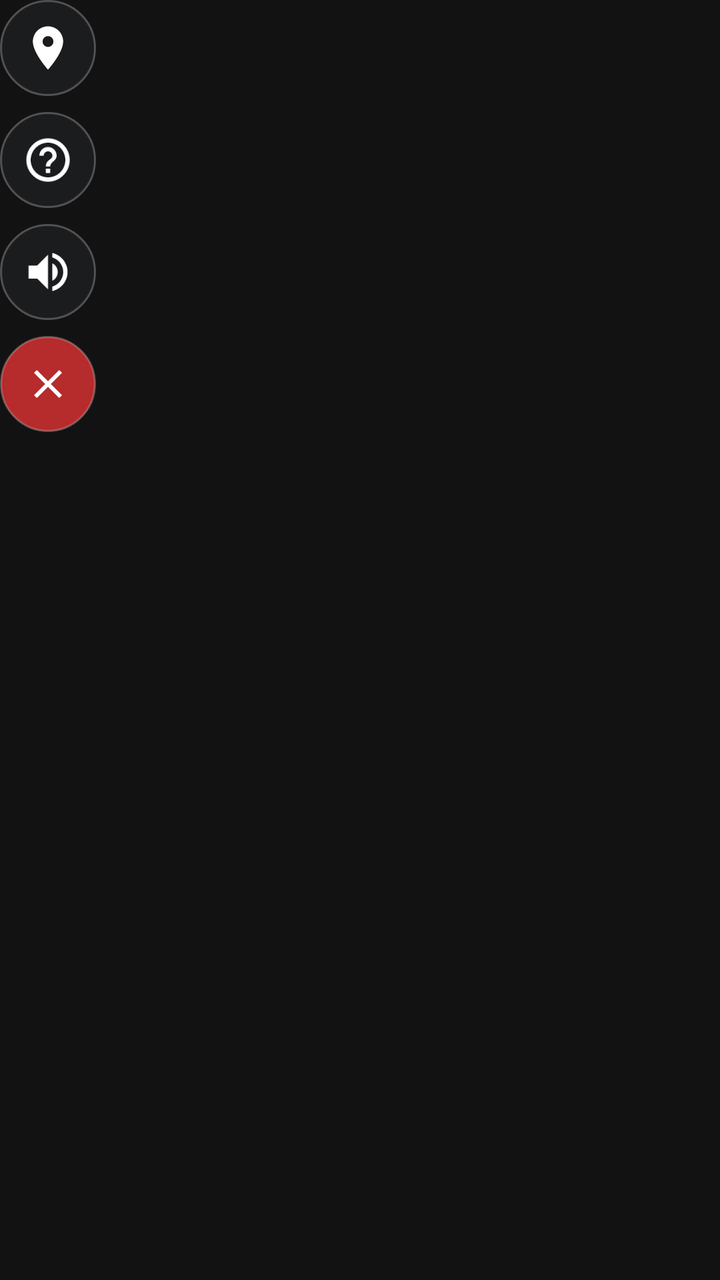
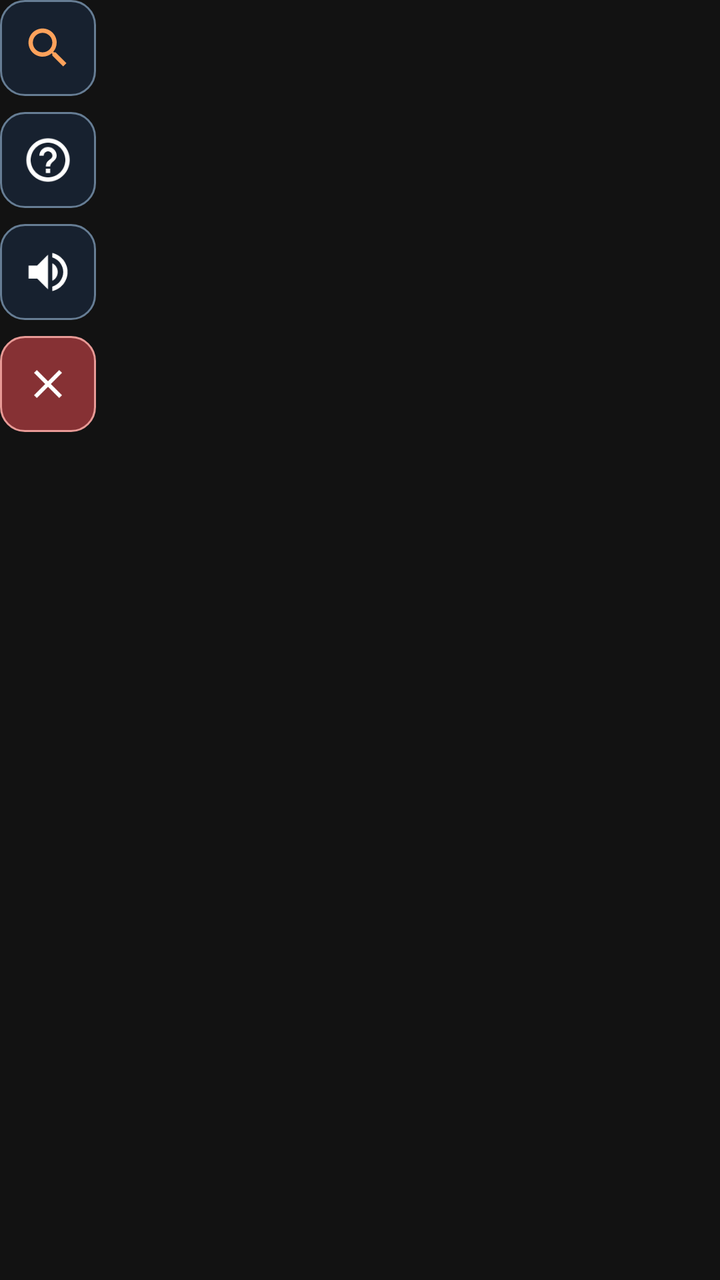

Screens rendered from an Android XML layout before and after an edit, with the pre-edit source and the edit as a unified diff.
<!-- AndroidManifest.xml: application theme Theme.NavDashN -->
<!-- res/layout/guidance_controls.xml -->
<?xml version="1.0" encoding="utf-8"?>
<LinearLayout xmlns:android="http://schemas.android.com/apk/res/android"
    android:layout_width="wrap_content"
    android:layout_height="wrap_content"
    android:orientation="vertical">

    <ImageButton
        android:id="@+id/guidanceBackButton"
        android:layout_width="@dimen/guidance_icon_size"
        android:layout_height="@dimen/guidance_icon_size"
        android:background="@drawable/guidance_icon_bg"
        android:contentDescription="@string/back_to_search"
        android:padding="11dp"
        android:scaleType="fitCenter"
        android:src="@drawable/ic_place" />

    
    <ImageButton
        android:id="@+id/guidanceHelpButton"
        android:layout_width="@dimen/guidance_icon_size"
        android:layout_height="@dimen/guidance_icon_size"
        android:layout_marginTop="8dp"
        android:background="@drawable/guidance_icon_bg"
        android:contentDescription="@string/help_short"
        android:padding="11dp"
        android:scaleType="fitCenter"
        android:src="@drawable/ic_help" />

    
    <ImageButton
        android:id="@+id/guidanceVoiceButton"
        android:layout_width="@dimen/guidance_icon_size"
        android:layout_height="@dimen/guidance_icon_size"
        android:layout_marginTop="8dp"
        android:background="@drawable/guidance_icon_bg"
        android:contentDescription="@string/voice_on"
        android:padding="11dp"
        android:scaleType="fitCenter"
        android:src="@drawable/ic_volume_up" />

    <ImageButton
        android:id="@+id/guidanceStopButton"
        android:layout_width="@dimen/guidance_icon_size"
        android:layout_height="@dimen/guidance_icon_size"
        android:layout_marginTop="8dp"
        android:background="@drawable/guidance_icon_bg_stop"
        android:contentDescription="@string/stop_nav"
        android:padding="12dp"
        android:scaleType="fitCenter"
        android:src="@drawable/ic_close" />
</LinearLayout>
<!-- resources referenced by this layout -->
<resources>
  <dimen name="guidance_icon_size">48dp</dimen>
  <!-- drawable guidance_icon_bg (drawable) -->
  <?xml version="1.0" encoding="utf-8"?>
  <ripple xmlns:android="http://schemas.android.com/apk/res/android"
      android:color="#55FFFFFF">
      <item>
          <shape android:shape="oval">
              <solid android:color="#B3202124" />
              <stroke
                  android:width="1dp"
                  android:color="#40FFFFFF" />
          </shape>
      </item>
  </ripple>
  <!-- drawable guidance_icon_bg_stop (drawable) -->
  <?xml version="1.0" encoding="utf-8"?>
  <ripple xmlns:android="http://schemas.android.com/apk/res/android"
      android:color="#55FFFFFF">
      <item>
          <shape android:shape="oval">
              <solid android:color="#D9D32F2F" />
              <stroke
                  android:width="1dp"
                  android:color="#40FFFFFF" />
          </shape>
      </item>
  </ripple>
  <!-- drawable ic_close (drawable) -->
  <?xml version="1.0" encoding="utf-8"?>
  <vector xmlns:android="http://schemas.android.com/apk/res/android"
      android:width="24dp"
      android:height="24dp"
      android:viewportWidth="24"
      android:viewportHeight="24">
      <path
          android:fillColor="#FFFFFF"
          android:pathData="M19,6.41L17.59,5 12,10.59 6.41,5 5,6.41 10.59,12 5,17.59 6.41,19 12,13.41 17.59,19 19,17.59 13.41,12z"/>
  </vector>
  <!-- drawable ic_help (drawable) -->
  <?xml version="1.0" encoding="utf-8"?>
  <vector xmlns:android="http://schemas.android.com/apk/res/android"
      android:width="24dp"
      android:height="24dp"
      android:viewportWidth="24"
      android:viewportHeight="24">
      <path
          android:fillColor="#FFFFFF"
          android:pathData="M11,18h2v-2h-2v2zM12,2C6.48,2 2,6.48 2,12s4.48,10 10,10 10,-4.48 10,-10S17.52,2 12,2zM12,20c-4.41,0 -8,-3.59 -8,-8s3.59,-8 8,-8 8,3.59 8,8 -3.59,8 -8,8zM12,6c-2.21,0 -4,1.79 -4,4h2c0,-1.1 0.9,-2 2,-2s2,0.9 2,2c0,2 -3,1.75 -3,5h2c0,-2.25 3,-2.5 3,-5 0,-2.21 -1.79,-4 -4,-4z"/>
  </vector>
  <!-- drawable ic_place (drawable) -->
  <?xml version="1.0" encoding="utf-8"?>
  <vector xmlns:android="http://schemas.android.com/apk/res/android"
      android:width="24dp"
      android:height="24dp"
      android:viewportWidth="24"
      android:viewportHeight="24">
      <path
          android:fillColor="#FFFFFF"
          android:pathData="M12,2C8.13,2 5,5.13 5,9c0,5.25 7,13 7,13s7,-7.75 7,-13c0,-3.87 -3.13,-7 -7,-7zM12,11.5c-1.38,0 -2.5,-1.12 -2.5,-2.5s1.12,-2.5 2.5,-2.5 2.5,1.12 2.5,2.5 -1.12,2.5 -2.5,2.5z"/>
  </vector>
  <!-- drawable ic_volume_up (drawable) -->
  <?xml version="1.0" encoding="utf-8"?>
  <vector xmlns:android="http://schemas.android.com/apk/res/android"
      android:width="24dp"
      android:height="24dp"
      android:viewportWidth="24"
      android:viewportHeight="24">
      <path
          android:fillColor="#FFFFFF"
          android:pathData="M3,9v6h4l5,5V4L7,9H3zM16.5,12c0,-1.77 -1.02,-3.29 -2.5,-4.03v8.05c1.48,-0.73 2.5,-2.25 2.5,-4.02zM14,3.23v2.06c2.89,0.86 5,3.54 5,6.71s-2.11,5.85 -5,6.71v2.06c4.01,-0.91 7,-4.49 7,-8.77s-2.99,-7.86 -7,-8.77z"/>
  </vector>
  <string name="back_to_search">目的地</string>
  <string name="help_short">說明</string>
  <string name="stop_nav">結束導航</string>
  <string name="voice_on">語音：開</string>
  <color name="hfop_red">#E30613</color>
  <color name="hfop_red_dark">#B00510</color>
  <color name="white">#FFFFFF</color>
  <color name="accent">#2196F3</color>
  <color name="background">#121212</color>
  <color name="surface">#1E1E1E</color>
  <!-- unchanged entries left out for length: 1 -->
</resources>

<!-- the commit's change to res/layout/guidance_controls.xml (unified diff, before → after) -->
@@ -12,9 +12,9 @@
         android:contentDescription="@string/back_to_search"
         android:padding="11dp"
         android:scaleType="fitCenter"
-        android:src="@drawable/ic_place" />
+        android:src="@drawable/ic_search"
+        android:tint="#FFA25B" />
 
-    
     <ImageButton
         android:id="@+id/guidanceHelpButton"
         android:layout_width="@dimen/guidance_icon_size"
@@ -26,7 +26,6 @@
         android:scaleType="fitCenter"
         android:src="@drawable/ic_help" />
 
-    
     <ImageButton
         android:id="@+id/guidanceVoiceButton"
         android:layout_width="@dimen/guidance_icon_size"
<!-- resource entries referenced after the edit -->
@@ -4,26 +4,24 @@
   <!-- drawable guidance_icon_bg (drawable) -->
   <?xml version="1.0" encoding="utf-8"?>
   <ripple xmlns:android="http://schemas.android.com/apk/res/android"
-      android:color="#55FFFFFF">
+      android:color="#45D7E8FF">
       <item>
-          <shape android:shape="oval">
-              <solid android:color="#B3202124" />
-              <stroke
-                  android:width="1dp"
-                  android:color="#40FFFFFF" />
+          <shape android:shape="rectangle">
+              <solid android:color="#F0182331" />
+              <corners android:radius="12dp" />
+              <stroke android:width="1dp" android:color="#667D94" />
           </shape>
       </item>
   </ripple>
   <!-- drawable guidance_icon_bg_stop (drawable) -->
   <?xml version="1.0" encoding="utf-8"?>
   <ripple xmlns:android="http://schemas.android.com/apk/res/android"
-      android:color="#55FFFFFF">
+      android:color="#60FFDDD7">
       <item>
-          <shape android:shape="oval">
-              <solid android:color="#D9D32F2F" />
-              <stroke
-                  android:width="1dp"
-                  android:color="#40FFFFFF" />
+          <shape android:shape="rectangle">
+              <solid android:color="#F08E3437" />
+              <corners android:radius="12dp" />
+              <stroke android:width="1dp" android:color="#E89A96" />
           </shape>
       </item>
   </ripple>
@@ -49,16 +47,17 @@
           android:fillColor="#FFFFFF"
           android:pathData="M11,18h2v-2h-2v2zM12,2C6.48,2 2,6.48 2,12s4.48,10 10,10 10,-4.48 10,-10S17.52,2 12,2zM12,20c-4.41,0 -8,-3.59 -8,-8s3.59,-8 8,-8 8,3.59 8,8 -3.59,8 -8,8zM12,6c-2.21,0 -4,1.79 -4,4h2c0,-1.1 0.9,-2 2,-2s2,0.9 2,2c0,2 -3,1.75 -3,5h2c0,-2.25 3,-2.5 3,-5 0,-2.21 -1.79,-4 -4,-4z"/>
   </vector>
-  <!-- drawable ic_place (drawable) -->
+  <!-- drawable ic_search (drawable) -->
   <?xml version="1.0" encoding="utf-8"?>
   <vector xmlns:android="http://schemas.android.com/apk/res/android"
       android:width="24dp"
       android:height="24dp"
       android:viewportWidth="24"
-      android:viewportHeight="24">
+      android:viewportHeight="24"
+      android:tint="?attr/colorControlNormal">
       <path
-          android:fillColor="#FFFFFF"
-          android:pathData="M12,2C8.13,2 5,5.13 5,9c0,5.25 7,13 7,13s7,-7.75 7,-13c0,-3.87 -3.13,-7 -7,-7zM12,11.5c-1.38,0 -2.5,-1.12 -2.5,-2.5s1.12,-2.5 2.5,-2.5 2.5,1.12 2.5,2.5 -1.12,2.5 -2.5,2.5z"/>
+          android:fillColor="@android:color/white"
+          android:pathData="M15.5,14h-0.79l-0.28,-0.27C15.41,12.59 16,11.11 16,9.5 16,5.91 13.09,3 9.5,3S3,5.91 3,9.5 5.91,16 9.5,16c1.61,0 3.09,-0.59 4.23,-1.57l0.27,0.28v0.79l5,4.99L20.49,19l-4.99,-5zM9.5,14C7.01,14 5,11.99 5,9.5S7.01,5 9.5,5 14,7.01 14,9.5 11.99,14 9.5,14z"/>
   </vector>
   <!-- drawable ic_volume_up (drawable) -->
   <?xml version="1.0" encoding="utf-8"?>
